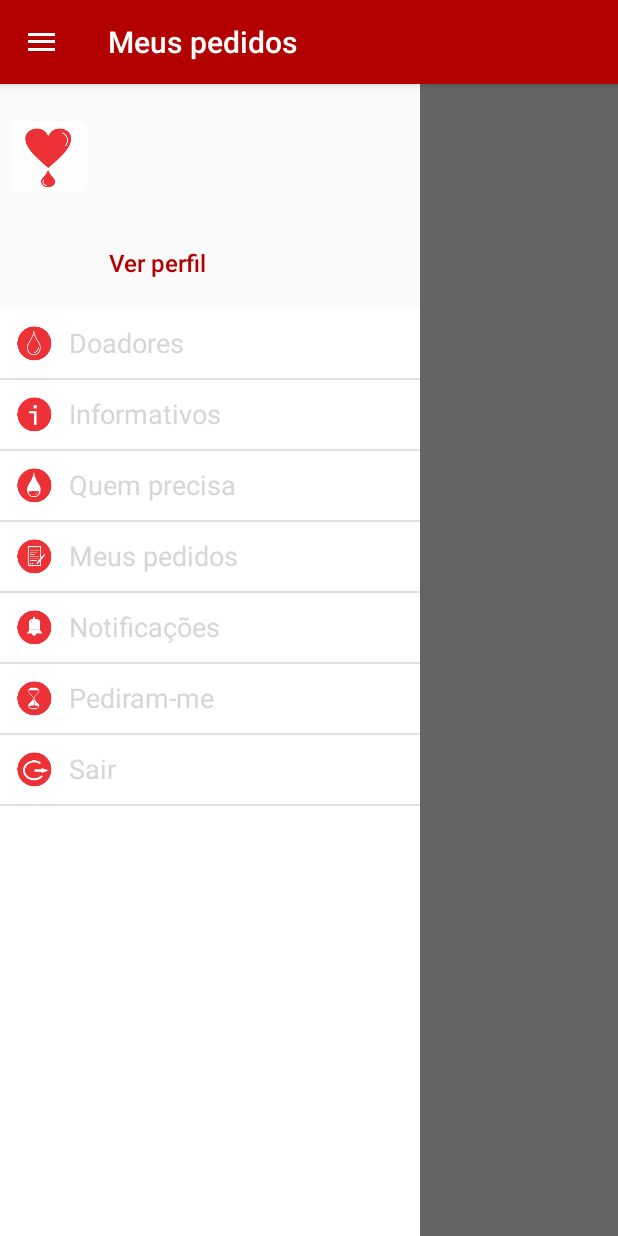
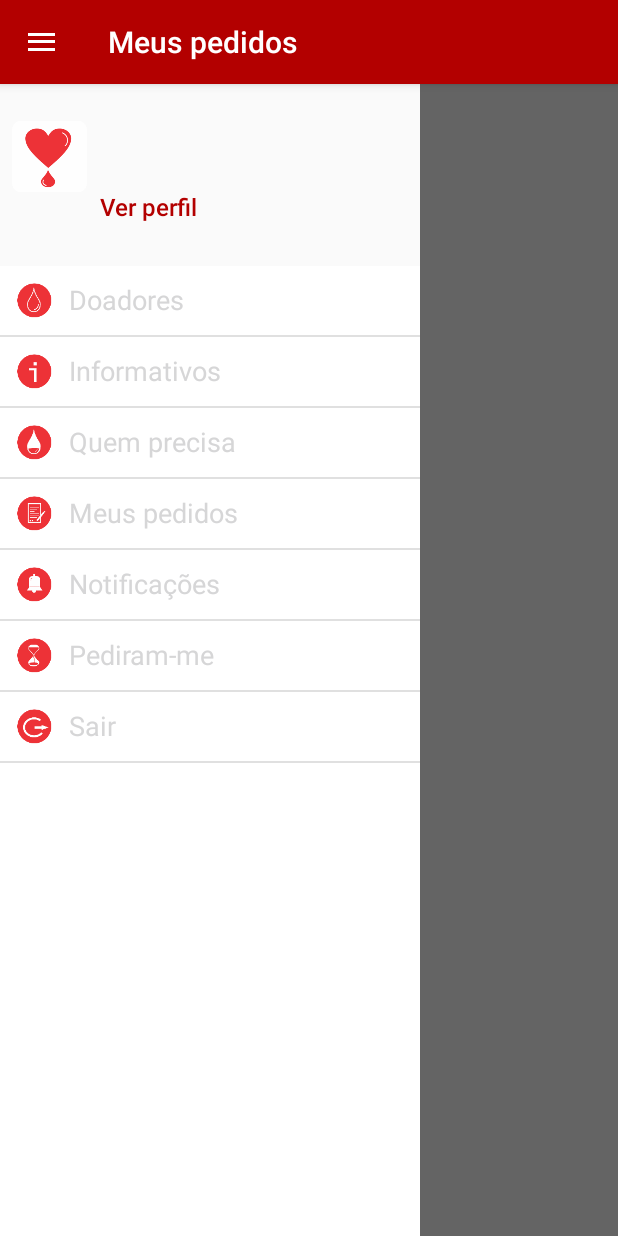
Before and after one commit to rayssaledo/DoeVida, an Android app: the MyRequestsActivity screen opened directly, with no data from a screen before it, with the side drawer open, on a phone screen of 412 x 824 dp. Run offline under Robolectric (Android 15) with nearby library versions, the phone set to English and light mode, and no system bars; 1 statement that could not run was skipped.

```diff
--- a/DoeVida/app/src/main/res/layout/activity_my_requests.xml
+++ b/DoeVida/app/src/main/res/layout/activity_my_requests.xml
@@ -42,11 +42,10 @@
         android:layout_gravity="start">
 
         <!-- Profile Box -->
-
         <RelativeLayout
             android:id="@+id/profileBox"
             android:layout_width="match_parent"
-            android:layout_height="150dp"
+            android:layout_height="wrap_content"
             android:background="@color/background_material_light"
             android:padding="8dp" >
 
@@ -60,9 +59,10 @@
             <LinearLayout
                 android:id="@+id/layout_profile"
                 android:layout_width="wrap_content"
-                android:layout_height="42dp"
+                android:layout_height="90dp"
                 android:layout_centerVertical="true"
-                android:layout_marginLeft="15dp"
+                android:layout_marginTop="15dp"
+                android:paddingEnd="10dp"
                 android:layout_toRightOf="@+id/logotipo"
                 android:orientation="vertical" >
 
@@ -70,6 +70,9 @@
                     android:id="@+id/nameUser"
                     android:layout_width="wrap_content"
                     android:layout_height="wrap_content"
+                    android:singleLine="true"
+                    android:paddingStart="10dp"
+                    android:ellipsize="end"
                     android:textSize="16sp"
                     android:textStyle="bold" />
 
@@ -77,24 +80,21 @@
                     android:id="@+id/login"
                     android:layout_width="wrap_content"
                     android:layout_height="wrap_content"
-                    android:layout_gravity="bottom"
                     android:layout_marginTop="4dp"
+                    android:paddingStart="10dp"
                     android:textSize="12sp" />
-            </LinearLayout>
 
                 <Button
                     android:id="@+id/btn_view_profile"
                     android:layout_width="wrap_content"
                     android:layout_height="wrap_content"
-                android:layout_gravity="bottom"
-                android:layout_centerVertical="true"
-                android:layout_marginLeft="52dp"
                     android:textSize="16sp"
+                    android:paddingStart="5dp"
                     android:text="@string/btn_ver_perfil"
                     android:textAllCaps="false"
-                android:layout_below="@+id/layout_profile"
                     style="@style/Widget.AppCompat.Button.Borderless"
                     android:textColor="@color/red"/>
+            </LinearLayout>
 
         </RelativeLayout>
 
@@ -105,8 +105,7 @@
             android:layout_height="match_parent"
             android:layout_below="@+id/profileBox"
             android:choiceMode="singleChoice"
-            android:background="@color/white"
-            />
+            android:background="@color/white"/>
 
     </RelativeLayout>
 
```
Also changed, not shown: DoeVida/app/src/main/res/layout/activity_notifications.xml (+11 -12 lines), DoeVida/app/src/main/res/layout/activity_requested_me.xml (+11 -12 lines), DoeVida/app/src/main/res/layout/activity_requests.xml (+11 -12 lines). Lines whose indentation alone changed are shown as unchanged.
